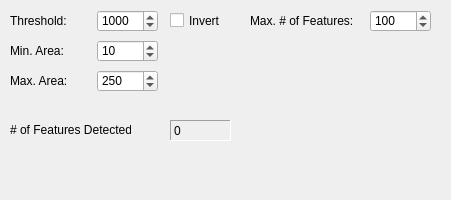
Old version of the form Modules/Template.ui in the repository Molecular-Nanophotonics/TrackerLab.
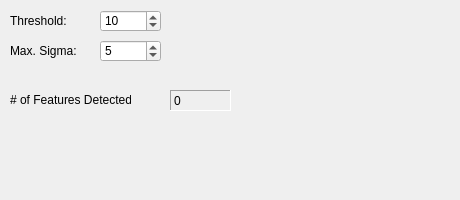
New version of the form.

```diff
--- a/Modules/Template.ui
+++ b/Modules/Template.ui
@@ -6,7 +6,7 @@
    <rect>
     <x>0</x>
     <y>0</y>
-    <width>451</width>
+    <width>460</width>
     <height>200</height>
    </rect>
   </property>
@@ -25,7 +25,7 @@
    <widget class="QSpinBox" name="thresholdSpinBox">
     <property name="geometry">
      <rect>
-      <x>97</x>
+      <x>100</x>
       <y>10</y>
       <width>61</width>
       <height>22</height>
@@ -37,17 +37,8 @@
     <property name="keyboardTracking">
      <bool>false</bool>
     </property>
-    <property name="minimum">
-     <number>1</number>
-    </property>
-    <property name="maximum">
-     <number>100000</number>
-    </property>
-    <property name="singleStep">
-     <number>10</number>
-    </property>
     <property name="value">
-     <number>1000</number>
+     <number>10</number>
     </property>
    </widget>
    <widget class="QLabel" name="thresholdLabel">
@@ -66,134 +57,30 @@
      <set>Qt::AlignLeading|Qt::AlignLeft|Qt::AlignVCenter</set>
     </property>
    </widget>
-   <widget class="QCheckBox" name="invertCheckBox">
+   <widget class="QSpinBox" name="maxSigmaSpinBox">
     <property name="geometry">
      <rect>
-      <x>170</x>
-      <y>12</y>
-      <width>91</width>
-      <height>17</height>
-     </rect>
-    </property>
-    <property name="text">
-     <string>Invert</string>
-    </property>
-   </widget>
-   <widget class="QLabel" name="minAreaLabel">
-    <property name="geometry">
-     <rect>
-      <x>10</x>
+      <x>100</x>
       <y>40</y>
-      <width>81</width>
-      <height>21</height>
-     </rect>
-    </property>
-    <property name="layoutDirection">
-     <enum>Qt::LeftToRight</enum>
-    </property>
-    <property name="text">
-     <string>Min. Area:</string>
-    </property>
-    <property name="alignment">
-     <set>Qt::AlignLeading|Qt::AlignLeft|Qt::AlignVCenter</set>
-    </property>
-   </widget>
-   <widget class="QSpinBox" name="maxFeaturesSpinBox">
-    <property name="geometry">
-     <rect>
-      <x>370</x>
-      <y>10</y>
       <width>61</width>
       <height>22</height>
      </rect>
     </property>
-    <property name="keyboardTracking">
-     <bool>false</bool>
-    </property>
-    <property name="minimum">
-     <number>1</number>
-    </property>
-    <property name="maximum">
-     <number>1000</number>
-    </property>
     <property name="value">
-     <number>100</number>
+     <number>5</number>
     </property>
    </widget>
-   <widget class="QSpinBox" name="minAreaSpinBox">
+   <widget class="QLabel" name="maxSigmaLabel">
     <property name="geometry">
      <rect>
-      <x>97</x>
-      <y>40</y>
-      <width>61</width>
-      <height>22</height>
-     </rect>
-    </property>
-    <property name="keyboardTracking">
-     <bool>false</bool>
-    </property>
-    <property name="maximum">
-     <number>10000</number>
-    </property>
-    <property name="value">
-     <number>10</number>
-    </property>
-   </widget>
-   <widget class="QSpinBox" name="maxAreaSpinBox">
-    <property name="geometry">
-     <rect>
-      <x>97</x>
-      <y>70</y>
-      <width>61</width>
-      <height>22</height>
-     </rect>
-    </property>
-    <property name="keyboardTracking">
-     <bool>false</bool>
-    </property>
-    <property name="maximum">
-     <number>100000</number>
-    </property>
-    <property name="singleStep">
-     <number>1</number>
-    </property>
-    <property name="value">
-     <number>250</number>
-    </property>
-   </widget>
-   <widget class="QLabel" name="maxAreaLabel">
-    <property name="geometry">
-     <rect>
       <x>10</x>
-      <y>70</y>
+      <y>40</y>
       <width>81</width>
       <height>21</height>
      </rect>
     </property>
-    <property name="layoutDirection">
-     <enum>Qt::LeftToRight</enum>
-    </property>
     <property name="text">
-     <string>Max. Area:</string>
-    </property>
-    <property name="alignment">
-     <set>Qt::AlignLeading|Qt::AlignLeft|Qt::AlignVCenter</set>
-    </property>
-   </widget>
-   <widget class="QLabel" name="maxFeaturesLabel">
-    <property name="geometry">
-     <rect>
-      <x>250</x>
-      <y>10</y>
-      <width>131</width>
-      <height>21</height>
-     </rect>
-    </property>
-    <property name="layoutDirection">
-     <enum>Qt::LeftToRight</enum>
-    </property>
-    <property name="text">
-     <string>Max. # of Features:</string>
+     <string>Max. Sigma:</string>
     </property>
     <property name="alignment">
      <set>Qt::AlignLeading|Qt::AlignLeft|Qt::AlignVCenter</set>
@@ -203,7 +90,7 @@
     <property name="geometry">
      <rect>
       <x>10</x>
-      <y>120</y>
+      <y>90</y>
       <width>121</width>
       <height>20</height>
      </rect>
@@ -216,7 +103,7 @@
     <property name="geometry">
      <rect>
       <x>170</x>
-      <y>120</y>
+      <y>90</y>
       <width>61</width>
       <height>21</height>
      </rect>
```
